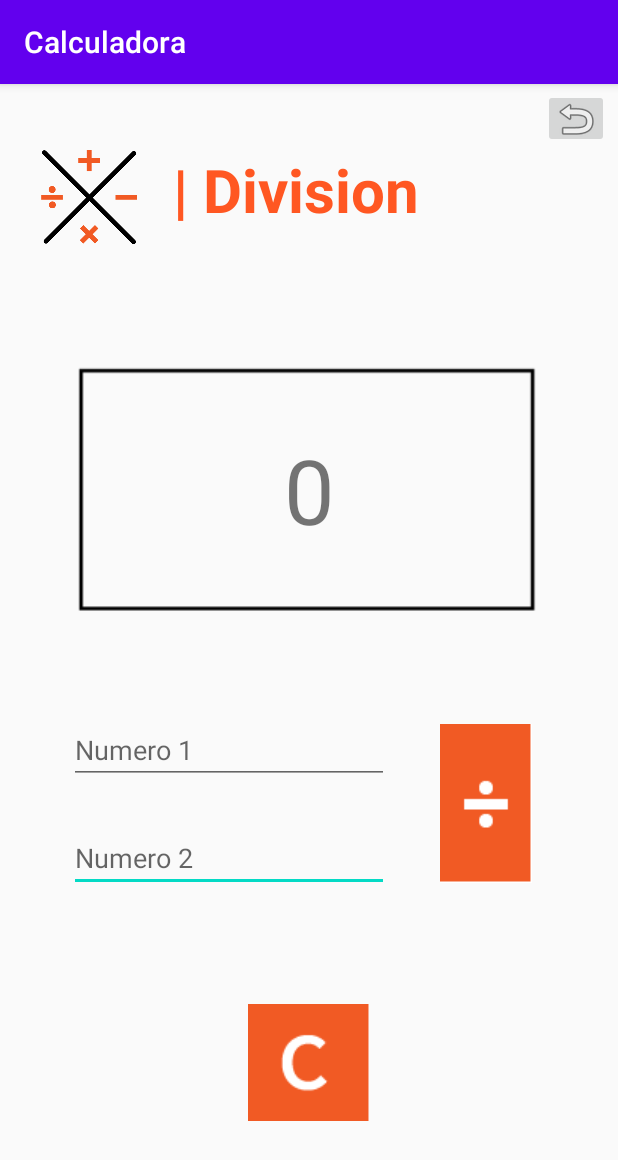
After one commit to Jhanpx09/App_Calculadora, an Android app: the DivisionActivity screen opened directly, with no data from a screen before it, on a phone screen of 412 x 824 dp. The commit adds this screen. Shown: the top 1160 px of the screen. Run offline under Robolectric (Android 15) with nearby library versions, the phone set to English and light mode, and no system bars.

Commit message:
Operation division, activity android

```diff
--- /dev/null
+++ b/app/src/main/java/com/actividad/calculadora/DivisionActivity.java
@@ -0,0 +1,107 @@
+package com.actividad.calculadora;
+
+import android.support.v7.app.AppCompatActivity;
+import android.content.Intent;
+import android.os.Bundle;
+import android.view.View;
+import android.widget.EditText;
+import android.widget.ImageButton;
+import android.widget.TextView;
+
+public class DivisionActivity extends AppCompatActivity implements View.OnClickListener {
+    ImageButton botonRegreso;
+
+    EditText numero1, numero2;
+    ImageButton division;
+    TextView resultado;
+    ImageButton borrar;
+
+    @Override
+    protected void onCreate(Bundle savedInstanceState) {
+        super.onCreate(savedInstanceState);
+        setContentView(R.layout.activity_division);
+        // edit_text
+        numero1 = (EditText) findViewById(R.id.num1);
+        numero2 = (EditText) findViewById(R.id.num2);
+        // image_button
+        botonRegreso= (ImageButton) findViewById(R.id.atras);
+        division = (ImageButton) findViewById(R.id.division);
+        borrar = (ImageButton) findViewById(R.id.borrador);
+        // text_view
+        resultado = (TextView) findViewById(R.id.result);
+
+        // events
+        botonRegreso.setOnClickListener(new View.OnClickListener() {
+            @Override
+            public void onClick(View view) {
+                startActivity(
+                        new Intent(
+                                DivisionActivity.this,
+                                MainActivity.class
+                        )
+                );
+            }
+        });
+
+        borrar.setOnClickListener(new View.OnClickListener() {
+            @Override
+            public void onClick(View view) {
+                clean_action();
+            }
+        });
+
+        division.setOnClickListener(new View.OnClickListener() {
+            @Override
+            public void onClick(View view) {
+                generate_result(
+                        operation_division(
+                                value_number_1(),
+                                value_number_2()
+                        )
+                );
+            }
+        });
+
+    }
+
+    public void generate_result (double result) {
+        resultado.setText(result + "");
+    }
+
+    public double value_number_1 () {
+        String value;
+        value = numero1.getText().toString();
+        if (value.length() == 0) {
+            value = "0";
+        }
+        return Integer.parseInt(value);
+    }
+
+    public double value_number_2 () {
+        String value;
+        value = numero2.getText().toString();
+        if (value.length() == 0) {
+            value = "0";
+        }
+        return Integer.parseInt(value);
+    }
+
+    public void clean_action () {
+        resultado.setText("");
+        numero1.setText("");
+        numero2.setText("");
+    }
+
+    public double operation_division (double num_1, double num_2){
+        if (num_2 == 0) {
+            return 0;
+        } else {
+            return num_1 / num_2;
+        }
+    }
+
+    @Override
+    public void onClick(View view) {
+
+    }
+}
--- /dev/null
+++ b/app/src/main/res/layout/activity_division.xml
@@ -0,0 +1,127 @@
+<?xml version="1.0" encoding="utf-8"?>
+<android.support.constraint.ConstraintLayout xmlns:android="http://schemas.android.com/apk/res/android"
+    xmlns:app="http://schemas.android.com/apk/res-auto"
+    xmlns:tools="http://schemas.android.com/tools"
+    android:layout_width="match_parent"
+    android:layout_height="match_parent"
+    tools:context=".DivisionActivity">
+
+
+    <ImageView
+        android:id="@+id/imageView2"
+        android:layout_width="86dp"
+        android:layout_height="88dp"
+        app:layout_constraintBottom_toBottomOf="parent"
+        app:layout_constraintEnd_toEndOf="parent"
+        app:layout_constraintHorizontal_bias="0.049"
+        app:layout_constraintStart_toStartOf="parent"
+        app:layout_constraintTop_toTopOf="parent"
+        app:layout_constraintVertical_bias="0.046"
+        app:srcCompat="@drawable/logo_calculator_tranparente" />
+
+    <TextView
+        android:id="@+id/textView"
+        android:layout_width="wrap_content"
+        android:layout_height="wrap_content"
+        android:text="@string/division"
+        android:textAlignment="center"
+        android:textColor="#FF5722"
+        android:textSize="40sp"
+        android:textStyle="bold"
+        app:layout_constraintBottom_toBottomOf="parent"
+        app:layout_constraintEnd_toEndOf="parent"
+        app:layout_constraintHorizontal_bias="0.464"
+        app:layout_constraintStart_toStartOf="parent"
+        app:layout_constraintTop_toTopOf="parent"
+        app:layout_constraintVertical_bias="0.061"
+        tools:text="División" />
+
+    <EditText
+        android:id="@+id/num2"
+        android:layout_width="wrap_content"
+        android:layout_height="wrap_content"
+        android:ems="10"
+        android:hint="Numero 2"
+        android:inputType="number"
+        app:layout_constraintBottom_toBottomOf="parent"
+        app:layout_constraintEnd_toEndOf="parent"
+        app:layout_constraintHorizontal_bias="0.233"
+        app:layout_constraintStart_toStartOf="parent"
+        app:layout_constraintTop_toTopOf="parent"
+        app:layout_constraintVertical_bias="0.683" />
+
+    <EditText
+        android:id="@+id/num1"
+        android:layout_width="wrap_content"
+        android:layout_height="wrap_content"
+        android:ems="10"
+        android:hint="Numero 1"
+        android:inputType="number"
+        app:layout_constraintBottom_toBottomOf="parent"
+        app:layout_constraintEnd_toEndOf="parent"
+        app:layout_constraintHorizontal_bias="0.233"
+        app:layout_constraintStart_toStartOf="parent"
+        app:layout_constraintTop_toTopOf="parent"
+        app:layout_constraintVertical_bias="0.583" />
+
+    <TextView
+        android:id="@+id/result"
+        android:layout_width="287dp"
+        android:layout_height="148dp"
+        android:gravity="center"
+        android:text="0"
+        android:textSize="60sp"
+        app:layout_constraintBottom_toBottomOf="parent"
+        app:layout_constraintEnd_toEndOf="parent"
+        app:layout_constraintStart_toStartOf="parent"
+        app:layout_constraintTop_toTopOf="parent"
+        app:layout_constraintVertical_bias="0.317" />
+
+    <ImageView
+        android:id="@+id/cuadro"
+        android:layout_width="323dp"
+        android:layout_height="215dp"
+        app:layout_constraintBottom_toBottomOf="parent"
+        app:layout_constraintEnd_toEndOf="parent"
+        app:layout_constraintStart_toStartOf="parent"
+        app:layout_constraintTop_toTopOf="parent"
+        app:layout_constraintVertical_bias="0.295"
+        app:srcCompat="@drawable/cuadro_resultado" />
+
+    <ImageButton
+        android:id="@+id/division"
+        android:layout_width="61dp"
+        android:layout_height="115dp"
+        app:layout_constraintBottom_toBottomOf="parent"
+        app:layout_constraintEnd_toEndOf="parent"
+        app:layout_constraintHorizontal_bias="0.837"
+        app:layout_constraintStart_toStartOf="parent"
+        app:layout_constraintTop_toTopOf="parent"
+        app:layout_constraintVertical_bias="0.647"
+        app:srcCompat="@drawable/opr_division" />
+
+    <ImageButton
+        android:id="@+id/borrador"
+        android:layout_width="81dp"
+        android:layout_height="78dp"
+        app:layout_constraintBottom_toBottomOf="parent"
+        app:layout_constraintEnd_toEndOf="parent"
+        app:layout_constraintStart_toStartOf="parent"
+        app:layout_constraintTop_toTopOf="parent"
+        app:layout_constraintVertical_bias="0.889"
+        app:srcCompat="@drawable/borrado" />
+
+    <ImageButton
+        android:id="@+id/atras"
+        android:layout_width="44dp"
+        android:layout_height="39dp"
+        app:layout_constraintBottom_toBottomOf="parent"
+        app:layout_constraintEnd_toEndOf="parent"
+        app:layout_constraintHorizontal_bias="0.983"
+        app:layout_constraintStart_toStartOf="parent"
+        app:layout_constraintTop_toTopOf="parent"
+        app:layout_constraintVertical_bias="0.005"
+        app:srcCompat="@android:drawable/ic_menu_revert" />
+
+
+</android.support.constraint.ConstraintLayout>
--- a/app/src/main/res/values/strings.xml
+++ b/app/src/main/res/values/strings.xml
@@ -4,4 +4,5 @@
     <string name="elige">Elige tu operacion</string>
     <string name="suma">| Suma</string>
     <string name="resta">| Resta</string>
+    <string name="division">| Division</string>
 </resources>
```
Also changed, not shown: app/src/main/AndroidManifest.xml (+7 -0 lines), app/src/main/java/com/actividad/calculadora/MainActivity.java (+10 -2 lines), app/src/main/res/layout/activity_main.xml (+12 -0 lines), app/src/main/res/drawable-v24/btn_division.png (added), app/src/main/res/drawable-v24/opr_division.png (added).
